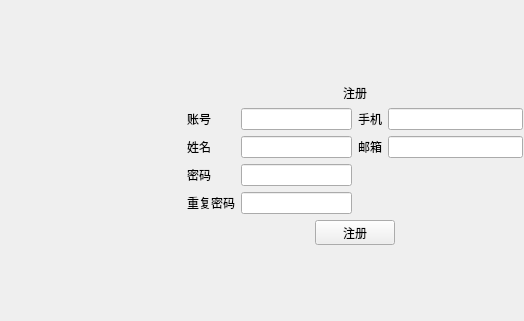
Old version of the form Register.ui in the repository Lemonlittlesweet/Academic-Affairs-Management-System; both pictures show x 0 to 524 and y 0 to 321 of the 710 by 418 pixel window.
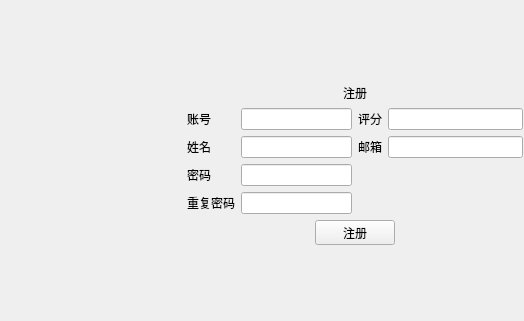
New version of the form.

The edit to the form file:
```diff
--- a/Register.ui
+++ b/Register.ui
@@ -28,7 +28,7 @@
     </spacer>
    </item>
    <item>
-    <widget class="QFrame" name="">
+    <widget class="QFrame" name="frame">
      <layout class="QGridLayout" name="gridLayout">
       <item row="1" column="1" rowspan="2" colspan="2">
        <spacer name="verticalSpacer_4">
@@ -123,7 +123,7 @@
            <widget class="QLineEdit" name="user"/>
           </item>
           <item row="1" column="0">
-           <widget class="QLabel" name="label_4">
+           <widget class="QLabel" name="label_3">
             <property name="text">
              <string>姓名</string>
             </property>
@@ -133,7 +133,7 @@
            <widget class="QLineEdit" name="name"/>
           </item>
           <item row="2" column="0">
-           <widget class="QLabel" name="label_5">
+           <widget class="QLabel" name="label_4">
             <property name="text">
              <string>密码</string>
             </property>
@@ -147,7 +147,7 @@
            </widget>
           </item>
           <item row="3" column="0">
-           <widget class="QLabel" name="label_3">
+           <widget class="QLabel" name="label_5">
             <property name="text">
              <string>重复密码</string>
             </property>
@@ -170,7 +170,7 @@
           <item row="0" column="0">
            <widget class="QLabel" name="label_6">
             <property name="text">
-             <string>手机</string>
+             <string>评分</string>
             </property>
            </widget>
           </item>
```
Left out of the diff: 2 changed lines with no effect on the pictures.
